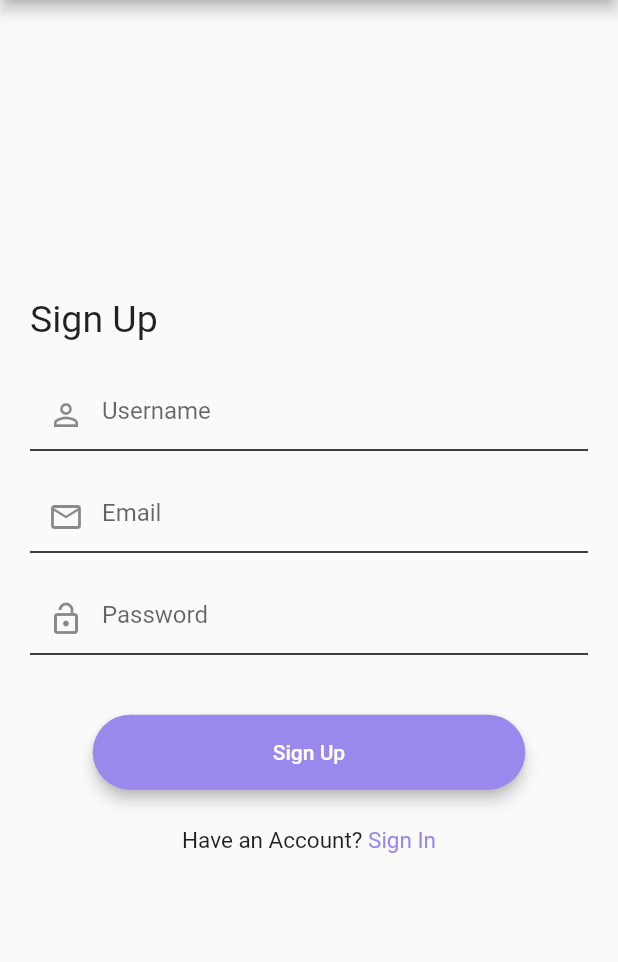
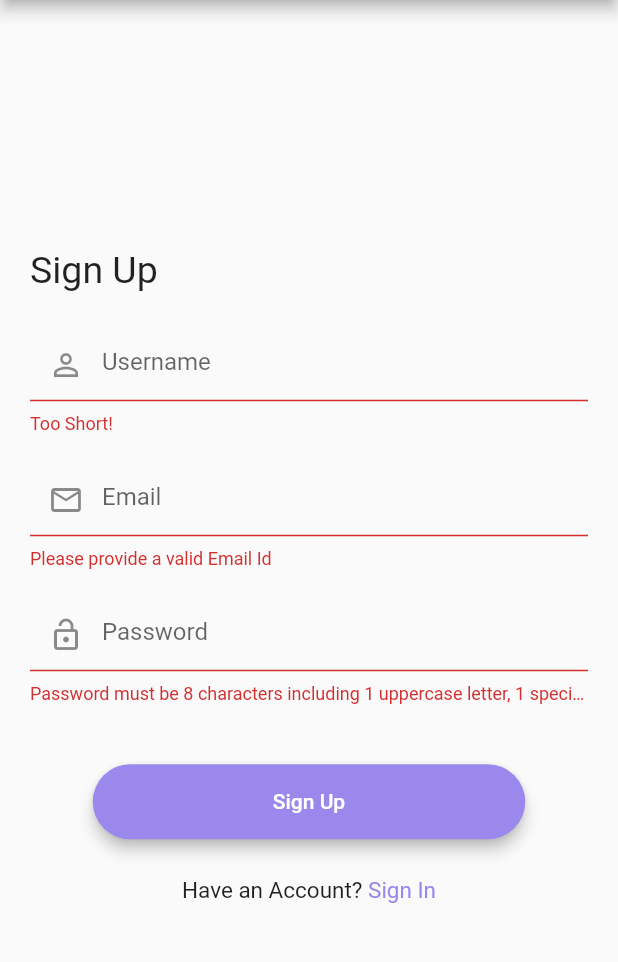
Before and after one commit to Apeksh742/chat_app, a Flutter app: the screen it shows after launch, after a tap on "Sign Up", on a phone screen of 412 x 824 dp, the part 84-1046 px from its top. Run offline on Flutter 3.47's test engine with Material 2 defaults, Android fonts, the phone set to English and light mode, and no system bars; our stand-ins replace firebase_auth, firebase_core, google_fonts; accounts and stored records are empty.

```diff
--- a/lib/Pages/signup.dart
+++ b/lib/Pages/signup.dart
@@ -7,11 +7,38 @@ class SignUp extends StatefulWidget {
 }
 
 class _SignUpState extends State<SignUp> {
+  bool isLoading = false;
+  final formKey = GlobalKey<FormState>();
+  TextEditingController usernameController = TextEditingController();
+  TextEditingController emailController = TextEditingController();
+  TextEditingController passwordController = TextEditingController();
+
+  validateUserInfo() {
+    if (formKey.currentState.validate()) {
+      setState(() {
+        isLoading = true;
+      });
+    }
+  }
+
+  @override
+  void dispose() {
+    usernameController.dispose();
+    emailController.dispose();
+    passwordController.dispose();
+    super.dispose();
+  }
+
   @override
   Widget build(BuildContext context) {
     return Scaffold(
       appBar: appBarMain(context),
-      body: Center(
+      body: isLoading
+          ? Container(
+              child: Center(
+              child: CircularProgressIndicator(),
+            ))
+          : Center(
               child: SingleChildScrollView(
               child: Column(
                 mainAxisAlignment: MainAxisAlignment.center,
@@ -28,21 +55,39 @@ class _SignUpState extends State<SignUp> {
                                   fontSize: 25, fontWeight: FontWeight.w400),
                             )),
                         SizedBox(height: 25),
-                    signInAndSignUpUpTextFields(
-                        context, "Username", false, Icon(Icons.person_outline)),
+                        Form(
+                          key: formKey,
+                          child: Column(
+                            children: [
+                              SignInAndSignUpTextFormFields(
+                                  controller: usernameController,
+                                  hinttext: "Username",
+                                  obscurity: false,
+                                  icon: Icon(Icons.person_outline)),
                               SizedBox(height: 20),
-                    signInAndSignUpUpTextFields(
-                        context, "Email", false, Icon(Icons.email_outlined)),
+                              SignInAndSignUpTextFormFields(
+                                  controller: emailController,
+                                  hinttext: "Email",
+                                  obscurity: false,
+                                  icon: Icon(Icons.email_outlined)),
                               SizedBox(
                                 height: 20,
                               ),
-                    signInAndSignUpUpTextFields(context, "Password", true,
-                        Icon(Icons.lock_open_outlined)),
+                              SignInAndSignUpTextFormFields(
+                                  controller: passwordController,
+                                  hinttext: "Password",
+                                  obscurity: true,
+                                  icon: Icon(Icons.lock_open_outlined)),
+                            ],
+                          ),
+                        ),
                         SizedBox(
                           height: 40,
                         ),
                         MaterialButton(
-                      onPressed: () {},
+                          onPressed: () {
+                            validateUserInfo();
+                          },
                           elevation: 4,
                           height: 50,
                           minWidth: MediaQuery.of(context).size.width * 0.7,
@@ -64,9 +109,9 @@ class _SignUpState extends State<SignUp> {
                             ),
                             Text(
                               " Sign In",
-                          style: TextStyle(color: Color(0xff9A88ED), fontSize: 15),
+                              style: TextStyle(
+                                  color: Color(0xff9A88ED), fontSize: 15),
                             ),
-
                           ],
                         ),
                       ],
--- a/lib/Widget/widget.dart
+++ b/lib/Widget/widget.dart
@@ -9,17 +9,53 @@ Widget appBarMain(BuildContext context) {
   ));
 }
 
-TextField signInAndSignUpUpTextFields(BuildContext context, String hintText, bool obscurity, Icon icon) {
-  return TextField(
-      obscureText: obscurity,
+
+
+
+class SignInAndSignUpTextFormFields extends StatefulWidget {
+  final hinttext;
+  final obscurity;
+  final icon;
+  final controller;
+  @override
+  _SignInAndSignUpTextFormFieldsState createState() => _SignInAndSignUpTextFormFieldsState();
+
+  SignInAndSignUpTextFormFields({this.hinttext, this.obscurity, this.icon, this.controller});
+}
+
+class _SignInAndSignUpTextFormFieldsState extends State<SignInAndSignUpTextFormFields> {
+
+  String myValidator(String typeOfFormField, String value){
+    if (typeOfFormField == "Email"){
+      return RegExp(r"^[a-zA-Z0-9.a-zA-Z0-9.!#$%&'*+-/=?^_`{|}~]+@[a-zA-Z0-9]+\.[a-zA-Z]+")
+      .hasMatch(value)? null : "Please provide a valid Email Id";
+    }
+    else if (typeOfFormField == "Password"){
+      return value.length > 7 && RegExp(r'^(?=.*?[A-Z])(?=.*?[a-z])(?=.*?[0-9])(?=.*?[!@#\$&*~]).{8,}$')
+      .hasMatch(value) ? null : "Password must be 8 characters including 1 uppercase letter, 1 special character, alphanumeric characters";
+    }
+    else if(typeOfFormField == "Username"){
+      return value.length < 4 ? "Too Short!":null;
+    }
+    return null;
+  }
+
+  @override
+  Widget build(BuildContext context) {
+   return TextFormField(
+      validator: (value){
+        return myValidator(widget.hinttext, value);
+      },
+      obscureText: widget.obscurity,
       cursorColor: Color(0xff9A88ED),
       decoration: InputDecoration(
-        prefixIcon: icon,
+        prefixIcon: widget.icon,
         enabledBorder:
             UnderlineInputBorder(borderSide: BorderSide(color: Colors.black)),
-        hintText: hintText,
+        hintText: widget.hinttext,
         focusedBorder:
             UnderlineInputBorder(borderSide: BorderSide(color: Colors.black)),
       ),
       );
+  }
 }
--- a/lib/main.dart
+++ b/lib/main.dart
@@ -1,8 +1,11 @@
 import 'package:chat_app/Pages/signin.dart';
 import 'package:chat_app/Pages/signup.dart';
 import 'package:flutter/material.dart';
+import 'package:firebase_core/firebase_core.dart';
 
-void main() {
+Future<void> main() async {
+  WidgetsFlutterBinding.ensureInitialized();
+  await Firebase.initializeApp();
   runApp(MyApp());
 }
 
--- /dev/null
+++ b/lib/modal/user.dart
@@ -0,0 +1,4 @@
+class MyUser {
+  String userId;
+  MyUser(this.userId);
+}
--- a/pubspec.yaml
+++ b/pubspec.yaml
@@ -24,6 +24,8 @@ dependencies:
   flutter:
     sdk: flutter
   google_fonts: ^1.1.0
+  firebase_database :
+  firebase_auth:
 
 
   # The following adds the Cupertino Icons font to your application.
```
Also changed, not shown: lib/Pages/signin.dart (+20 -4 lines), lib/services/auth.dart (added, +48 -0 lines), pubspec.lock, 3 other files. Lines whose indentation alone changed are shown as unchanged.
